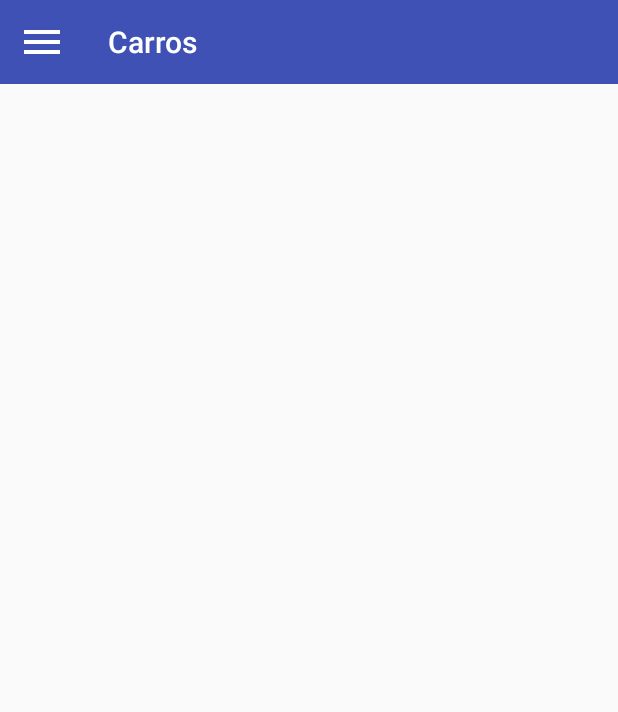
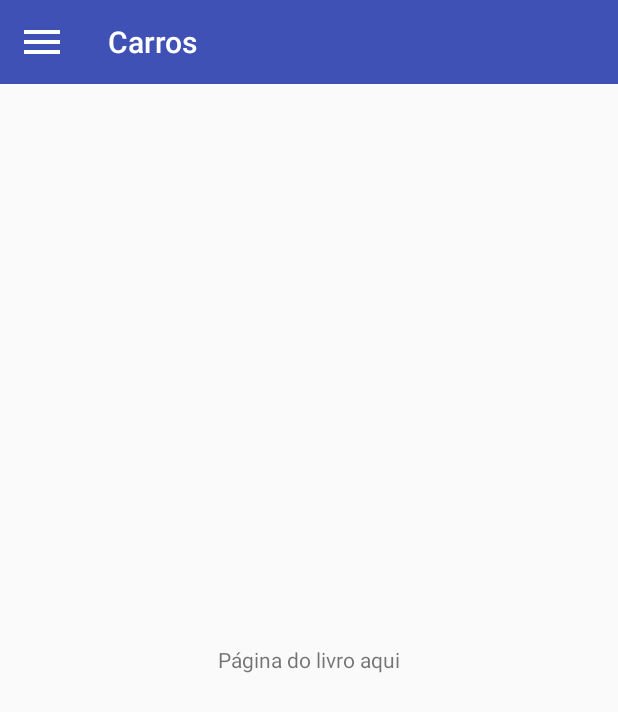
Before and after one commit to zeismoi/AppCarros, an Android app: the screen it shows after launch (MainActivity), in the side drawer, after a tap on "Site do Livro", on a phone screen of 412 x 824 dp. Shown: the top 712 px of the screen. Run offline under Robolectric (Android 15) with nearby library versions, the phone set to English and light mode, and no system bars.

Commit message:
commit 04/0//2017 15:47 - CarrosFragment

```diff
--- a/app/build.gradle
+++ b/app/build.gradle
@@ -24,10 +24,11 @@ dependencies {
     androidTestCompile('com.android.support.test.espresso:espresso-core:2.2.2', {
         exclude group: 'com.android.support', module: 'support-annotations'
     })
+    //AndroidUtils do livro
     compile 'com.android.support:appcompat-v7:25.3.1'
     compile 'com.android.support.constraint:constraint-layout:1.0.2'
     compile 'com.android.support:design:25.3.1'
-    //AndroidUtils do livro
     compile 'br.com.livroandroid:android-utils:1.0.5'
+    compile 'com.android.support:support-v4:25.3.1'
     testCompile 'junit:junit:4.12'
 }
--- a/app/src/main/AndroidManifest.xml
+++ b/app/src/main/AndroidManifest.xml
@@ -10,7 +10,7 @@
         android:label="@string/app_name"
         android:roundIcon="@mipmap/ic_launcher_round"
         android:supportsRtl="true"
-        android:theme="@style/AppTheme.NoActionBar">
+        android:theme="@style/AppTheme.NoActionBar.NavDrawer">
         <activity android:name=".activity.MainActivity">
             <intent-filter>
                 <action android:name="android.intent.action.MAIN" />
--- a/app/src/main/java/br/com/livroandroid/carros/activity/BaseActivity.java
+++ b/app/src/main/java/br/com/livroandroid/carros/activity/BaseActivity.java
@@ -4,6 +4,7 @@ import android.support.annotation.NonNull;
 import android.support.design.widget.NavigationView;
 import android.support.v4.view.GravityCompat;
 import android.support.v4.widget.DrawerLayout;
+import android.support.v4.app.Fragment;
 import android.support.v7.app.ActionBar;
 import android.support.v7.app.AppCompatActivity;
 import android.support.v7.graphics.drawable.DrawerArrowDrawable;
@@ -15,6 +16,8 @@ import android.widget.TextView;
 import android.widget.Toast;
 
 import br.com.livroandroid.carros.R;
+import br.com.livroandroid.carros.fragments.CarrosFragment;
+import br.com.livroandroid.carros.fragments.SiteLivroFragment;
 
 /**
  * Created by ovs on 03/05/2017.
@@ -76,24 +79,29 @@ public class BaseActivity extends AppCompatActivity {
     private void onNavDrawerItemSelected(MenuItem menuItem){
         switch (menuItem.getItemId()){
             case R.id.nav_item_carros_todos:
-                toast("Clicou em carros");
+                replaceFragment(CarrosFragment.newInstance(R.string.carros));
                 break;
             case R.id.nav_item_carros_classicos:
-                toast("Clicou em classicos");
+                replaceFragment(CarrosFragment.newInstance(R.string.classicos));
                 break;
             case R.id.nav_item_carros_esportivos:
-                toast("Clicou em esportivos");
+                replaceFragment(CarrosFragment.newInstance(R.string.esportivos));
                 break;
             case R.id.nav_item_carros_luxo:
-                toast("Clicou em luxo");
+                replaceFragment(CarrosFragment.newInstance(R.string.luxo));
                 break;
             case R.id.nav_item_site_livro:
-                toast("Clicou em site");
+                replaceFragment(new SiteLivroFragment());
                 break;
             case R.id.nav_item_settings:
                 toast("Clicou em settings");
                 break;
         }
+    }
+
+    //adiciona o Fragment ao centro da tela
+    protected void replaceFragment(Fragment frag){
+        getSupportFragmentManager().beginTransaction().replace(R.id.container, frag, "TAG").commit();
     }
 
     @Override
--- a/app/src/main/java/br/com/livroandroid/carros/activity/MainActivity.java
+++ b/app/src/main/java/br/com/livroandroid/carros/activity/MainActivity.java
@@ -5,6 +5,7 @@ import android.os.Bundle;
 
 import br.com.livroandroid.carros.R;
 import br.com.livroandroid.carros.activity.BaseActivity;
+import br.com.livroandroid.carros.fragments.CarrosFragment;
 
 public class MainActivity extends BaseActivity {
 
@@ -14,5 +15,8 @@ public class MainActivity extends BaseActivity {
         setContentView(R.layout.activity_main);
         setUpToolbar();
         setUpNavDrawer();
+
+        //inicializa o layout principal com o fragments dos carros
+        replaceFragment(CarrosFragment.newInstance(R.string.carros));
     }
 }
--- /dev/null
+++ b/app/src/main/java/br/com/livroandroid/carros/fragments/CarrosFragment.java
@@ -0,0 +1,43 @@
+package br.com.livroandroid.carros.fragments;
+
+import android.os.Bundle;
+import android.view.LayoutInflater;
+import android.view.View;
+import android.view.ViewGroup;
+import android.widget.TextView;
+
+import br.com.livroandroid.carros.R;
+
+public class CarrosFragment extends BaseFragment {
+    private int tipo;
+
+    //Método para instanciar esse fragment pelo tipo
+    public static CarrosFragment newInstance(int tipo){
+        Bundle args = new Bundle();
+        args.putInt("tipo", tipo);
+        CarrosFragment f = new CarrosFragment();
+        f.setArguments(args);
+        return f;
+    }
+
+    @Override
+    public void onCreate(Bundle savedInstanceState) {
+        super.onCreate(savedInstanceState);
+        if(getArguments() != null){
+            //Lê os tipos dos argumentos
+            this.tipo = getArguments().getInt("tipo");
+        }
+    }
+
+    @Override
+    public View onCreateView(LayoutInflater inflater, ViewGroup container,
+                             Bundle savedInstanceState) {
+        View view = inflater.inflate(R.layout.fragment_carros, container, false);
+        TextView text = (TextView) view.findViewById(R.id.texto);
+        text.setText("Carros " + getString(tipo));
+        return view;
+    }
+
+
+
+}
--- /dev/null
+++ b/app/src/main/java/br/com/livroandroid/carros/fragments/SiteLivroFragment.java
@@ -0,0 +1,25 @@
+package br.com.livroandroid.carros.fragments;
+
+
+import android.os.Bundle;
+import android.support.v4.app.Fragment;
+import android.view.LayoutInflater;
+import android.view.View;
+import android.view.ViewGroup;
+
+import br.com.livroandroid.carros.R;
+
+/**
+ * A simple {@link Fragment} subclass.
+ */
+public class SiteLivroFragment extends BaseFragment {
+
+    @Override
+    public View onCreateView(LayoutInflater inflater, ViewGroup container,
+                             Bundle savedInstanceState) {
+        // Inflate the layout for this fragment
+        View view = inflater.inflate(R.layout.fragment_site_livro, container, false);
+        return view;
+    }
+
+}
--- /dev/null
+++ b/app/src/main/res/layout/fragment_site_livro.xml
@@ -0,0 +1,14 @@
+<FrameLayout xmlns:android="http://schemas.android.com/apk/res/android"
+    xmlns:tools="http://schemas.android.com/tools"
+    android:layout_width="match_parent"
+    android:layout_height="match_parent"
+    tools:context="br.com.livroandroid.carros.fragments.SiteLivroFragment">
+
+    <!-- TODO: Update blank fragment layout -->
+    <TextView
+        android:layout_width="wrap_content"
+        android:layout_height="wrap_content"
+        android:text="Página do livro aqui"
+        android:layout_gravity="center"/>
+
+</FrameLayout>
--- a/app/src/main/res/values/strings.xml
+++ b/app/src/main/res/values/strings.xml
@@ -55,5 +55,8 @@ Versao %s<br><br>
     <string name="vazio" />
     <string name="video">Vídeo</string>
 
+    <!-- TODO: Remove or change this placeholder text -->
+    <string name="hello_blank_fragment">Hello blank fragment</string>
+
 
 </resources>
```
Also changed, not shown: app/src/main/res/layout/fragment_carros.xml (added, +12 -0 lines).
